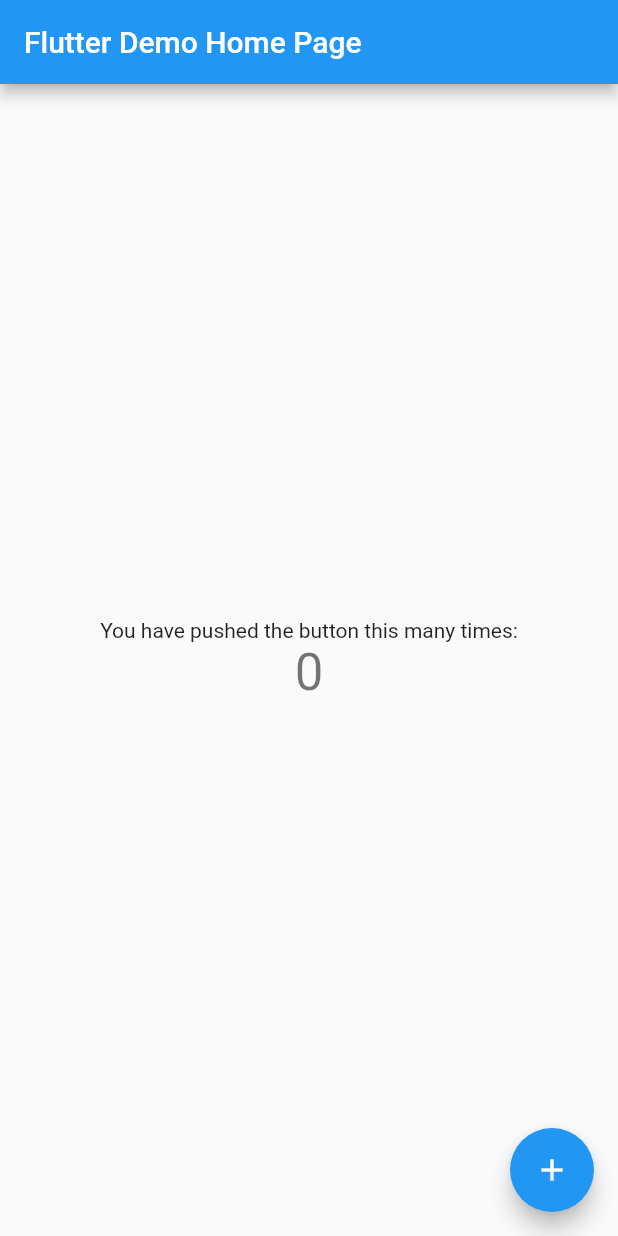
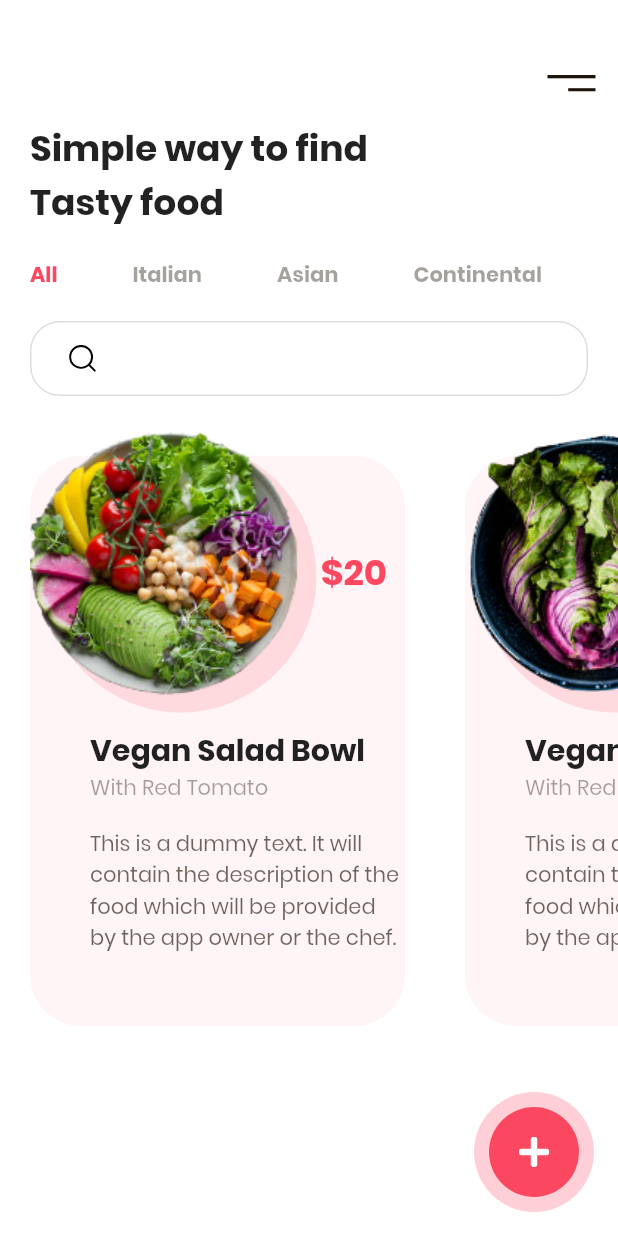
Before and after one commit to chitranshjain/food_delivery_app, a Flutter app: the screen it shows after launch, on a phone screen of 412 x 824 dp. Run offline on Flutter 3.47's test engine with Material 2 defaults, Android fonts, the phone set to English and light mode, and no system bars; our stand-ins replace flutter_svg.

Commit message:
home screen done

```diff
--- /dev/null
+++ b/lib/HomeScreen.dart
@@ -0,0 +1,223 @@
+import 'package:flutter/cupertino.dart';
+import 'package:flutter/material.dart';
+import 'package:flutter/rendering.dart';
+import 'package:flutter_svg/flutter_svg.dart';
+import 'package:fooddeliveryapp/contants.dart';
+
+import 'Widgets/category_title.dart';
+import 'Widgets/food_card.dart';
+
+class HomeScreen extends StatefulWidget {
+  @override
+  _HomeScreenState createState() => _HomeScreenState();
+}
+
+class _HomeScreenState extends State<HomeScreen> {
+  bool itactive = false;
+  bool assactive = false;
+  bool contactive = false;
+  bool indactive = false;
+  bool chiactive = false;
+  bool allactive = true;
+
+  @override
+  Widget build(BuildContext context) {
+    return Scaffold(
+      floatingActionButton: Container(
+        padding: EdgeInsets.all(10),
+        height: 80,
+        width: 80,
+        decoration: BoxDecoration(
+          shape: BoxShape.circle,
+          color: kPrimaryColor.withOpacity(0.26),
+        ),
+        child: Container(
+          padding: EdgeInsets.all(20),
+          decoration:
+              BoxDecoration(shape: BoxShape.circle, color: kPrimaryColor),
+          child: SvgPicture.asset(
+            'assets/icons/plus.svg',
+          ),
+        ),
+      ),
+      body: Column(
+        crossAxisAlignment: CrossAxisAlignment.start,
+        children: <Widget>[
+          Padding(
+            padding: const EdgeInsets.only(left: 350, top: 50),
+            child: Align(
+              child: SvgPicture.asset(
+                "assets/icons/menu.svg",
+                height: 11,
+              ),
+            ),
+          ),
+          Padding(
+            padding: const EdgeInsets.all(20.0),
+            child: Text(
+              'Simple way to find \nTasty food',
+              // ignore: deprecated_member_use
+              style: Theme.of(context).textTheme.headline,
+            ),
+          ),
+          SingleChildScrollView(
+            scrollDirection: Axis.horizontal,
+            child: Row(
+              children: <Widget>[
+                InkWell(
+                  onTap: () {
+                    setState(() {
+                      allactive = true;
+                      itactive = false;
+                      assactive = false;
+                      contactive = false;
+                      indactive = false;
+                      chiactive = false;
+                    });
+                  },
+                  child: CategoryTitle(
+                    title: 'All',
+                    active: allactive,
+                  ),
+                ),
+                InkWell(
+                  onTap: () {
+                    setState(() {
+                      allactive = false;
+                      itactive = true;
+                      assactive = false;
+                      contactive = false;
+                      indactive = false;
+                      chiactive = false;
+                    });
+                  },
+                  child: CategoryTitle(
+                    title: 'Italian',
+                    active: itactive,
+                  ),
+                ),
+                InkWell(
+                  onTap: () {
+                    setState(() {
+                      allactive = false;
+                      itactive = false;
+                      assactive = true;
+                      contactive = false;
+                      indactive = false;
+                      chiactive = false;
+                    });
+                  },
+                  child: CategoryTitle(
+                    title: 'Asian',
+                    active: assactive,
+                  ),
+                ),
+                InkWell(
+                  onTap: () {
+                    setState(() {
+                      allactive = false;
+                      itactive = false;
+                      assactive = false;
+                      contactive = true;
+                      indactive = false;
+                      chiactive = false;
+                    });
+                  },
+                  child: CategoryTitle(
+                    title: 'Continental',
+                    active: contactive,
+                  ),
+                ),
+                InkWell(
+                  onTap: () {
+                    setState(() {
+                      allactive = false;
+                      itactive = false;
+                      assactive = false;
+                      contactive = false;
+                      indactive = true;
+                      chiactive = false;
+                    });
+                  },
+                  child: CategoryTitle(
+                    title: 'Indian',
+                    active: indactive,
+                  ),
+                ),
+                InkWell(
+                  onTap: () {
+                    setState(() {
+                      allactive = false;
+                      itactive = false;
+                      assactive = false;
+                      contactive = false;
+                      indactive = false;
+                      chiactive = true;
+                    });
+                  },
+                  child: CategoryTitle(
+                    title: 'Chinese',
+                    active: chiactive,
+                  ),
+                ),
+              ],
+            ),
+          ),
+          Container(
+            alignment: Alignment.centerLeft,
+            margin: EdgeInsets.symmetric(horizontal: 20, vertical: 20),
+            padding: EdgeInsets.symmetric(horizontal: 20, vertical: 15),
+            width: double.infinity,
+            height: 50,
+            decoration: BoxDecoration(
+              borderRadius: BorderRadius.circular(20),
+              border: Border.all(color: kBorderColor),
+            ),
+            child: SvgPicture.asset(
+              'assets/icons/search.svg',
+            ),
+          ),
+          SingleChildScrollView(
+            scrollDirection: Axis.horizontal,
+            child: Row(
+              children: <Widget>[
+                FoodCard(
+                  title: 'Vegan Salad Bowl',
+                  ingredient: 'Red Tomato',
+                  price: 20,
+                  desc:
+                      'This is a dummy text. It will contain the description of the food which will be provided by the app owner or the chef.',
+                  image: 'assets/images/image_1.png',
+                ),
+                FoodCard(
+                  title: 'Vegan Salad Bowl',
+                  ingredient: 'Red Tomato',
+                  price: 20,
+                  desc:
+                      'This is a dummy text. It will contain the description of the food which will be provided by the app owner or the chef.',
+                  image: 'assets/images/image_2.png',
+                ),
+                FoodCard(
+                  title: 'Vegan Salad Bowl',
+                  ingredient: 'Red Tomato',
+                  price: 20,
+                  desc:
+                      'This is a dummy text. It will contain the description of the food which will be provided by the app owner or the chef.',
+                  image: 'assets/images/image_1.png',
+                ),
+                FoodCard(
+                  title: 'Vegan Salad Bowl',
+                  ingredient: 'Red Tomato',
+                  price: 20,
+                  desc:
+                      'This is a dummy text. It will contain the description of the food which will be provided by the app owner or the chef.',
+                  image: 'assets/images/image_2.png',
+                ),
+              ],
+            ),
+          ),
+        ],
+      ),
+    );
+  }
+}
--- /dev/null
+++ b/lib/Widgets/category_title.dart
@@ -0,0 +1,30 @@
+import 'package:flutter/material.dart';
+
+import '../contants.dart';
+
+class CategoryTitle extends StatefulWidget {
+  final String title;
+  final bool active;
+
+  const CategoryTitle({Key key, this.title, this.active = false})
+      : super(key: key);
+
+  @override
+  _CategoryTitleState createState() => _CategoryTitleState();
+}
+
+class _CategoryTitleState extends State<CategoryTitle> {
+  @override
+  Widget build(BuildContext context) {
+    return Padding(
+      padding: const EdgeInsets.only(left: 20, right: 30),
+      child: Text(
+        widget.title,
+        style: Theme.of(context).textTheme.button.copyWith(
+              color:
+                  widget.active ? kPrimaryColor : kTextColor.withOpacity(0.4),
+            ),
+      ),
+    );
+  }
+}
--- /dev/null
+++ b/lib/Widgets/food_card.dart
@@ -0,0 +1,112 @@
+import 'package:flutter/material.dart';
+
+import '../contants.dart';
+
+class FoodCard extends StatelessWidget {
+  final String title;
+  final String image;
+  final String ingredient;
+  final int price;
+  final String desc;
+  const FoodCard({
+    Key key,
+    this.title,
+    this.image,
+    this.ingredient,
+    this.price,
+    this.desc,
+  }) : super(key: key);
+
+  @override
+  Widget build(BuildContext context) {
+    return Container(
+      margin: EdgeInsets.only(left: 20),
+      height: 400,
+      width: 270,
+      child: Stack(
+        children: <Widget>[
+          //Big light background
+          Positioned(
+            left: 0,
+            bottom: 0,
+            child: Container(
+              height: 380,
+              width: 250,
+              decoration: BoxDecoration(
+                borderRadius: BorderRadius.circular(34),
+                color: kPrimaryColor.withOpacity(0.06),
+              ),
+            ),
+          ),
+          Positioned(
+            left: 10,
+            top: 10,
+            child: Container(
+              height: 181,
+              width: 181,
+              decoration: BoxDecoration(
+                  shape: BoxShape.circle,
+                  color: kPrimaryColor.withOpacity(0.15)),
+            ),
+          ),
+          Positioned(
+            left: -50,
+            top: 0,
+            child: Container(
+              height: 184,
+              width: 276,
+              decoration: BoxDecoration(
+                image: DecorationImage(
+                  image: AssetImage(image),
+                ),
+              ),
+            ),
+          ),
+          Positioned(
+            right: 32,
+            top: 80,
+            child: Text(
+              '\$$price',
+              // ignore: deprecated_member_use
+              style: Theme.of(context)
+                  .textTheme
+                  .headline
+                  .copyWith(color: kPrimaryColor),
+            ),
+          ),
+          Positioned(
+            top: 201,
+            left: 40,
+            child: Container(
+              width: 210,
+              child: Column(
+                crossAxisAlignment: CrossAxisAlignment.start,
+                children: <Widget>[
+                  // ignore: deprecated_member_use
+                  Text(
+                    title,
+                    style: Theme.of(context).textTheme.title,
+                  ),
+                  Text(
+                    'With $ingredient',
+                    style: TextStyle(color: kTextColor.withOpacity(0.4)),
+                  ),
+                  SizedBox(
+                    height: 16,
+                  ),
+                  Text(
+                    desc,
+                    maxLines: 4,
+                    style: TextStyle(
+                      color: kTextColor.withOpacity(0.65),
+                    ),
+                  )
+                ],
+              ),
+            ),
+          )
+        ],
+      ),
+    );
+  }
+}
--- /dev/null
+++ b/lib/contants.dart
@@ -0,0 +1,8 @@
+import 'package:flutter/material.dart';
+
+const kWhiteColor = Color(0xFFFFFFFF);
+const kBlackColor = Color(0xFF000000);
+const kTextColor = Color(0xFF1D150B);
+const kPrimaryColor = Color(0xFFFB475F);
+const kSecondaryColor = Color(0xFFF5e1CB);
+const kBorderColor = Color(0xFFDDDDDD);
--- a/lib/main.dart
+++ b/lib/main.dart
@@ -1,4 +1,8 @@
+import 'package:flutter/cupertino.dart';
 import 'package:flutter/material.dart';
+import 'package:fooddeliveryapp/contants.dart';
+
+import 'HomeScreen.dart';
 
 void main() {
   runApp(MyApp());
@@ -9,109 +13,20 @@ class MyApp extends StatelessWidget {
   @override
   Widget build(BuildContext context) {
     return MaterialApp(
-      title: 'Flutter Demo',
+      debugShowCheckedModeBanner: false,
+      title: 'Food Delivery App',
       theme: ThemeData(
-        // This is the theme of your application.
-        //
-        // Try running your application with "flutter run". You'll see the
-        // application has a blue toolbar. Then, without quitting the app, try
-        // changing the primarySwatch below to Colors.green and then invoke
-        // "hot reload" (press "r" in the console where you ran "flutter run",
-        // or simply save your changes to "hot reload" in a Flutter IDE).
-        // Notice that the counter didn't reset back to zero; the application
-        // is not restarted.
-        primarySwatch: Colors.blue,
-        // This makes the visual density adapt to the platform that you run
-        // the app on. For desktop platforms, the controls will be smaller and
-        // closer together (more dense) than on mobile platforms.
-        visualDensity: VisualDensity.adaptivePlatformDensity,
+        fontFamily: 'Poppins',
+        scaffoldBackgroundColor: kWhiteColor,
+        primaryColor: kPrimaryColor,
+        // ignore: deprecated_member_use
+        textTheme: TextTheme(
+          headline: TextStyle(fontWeight: FontWeight.bold),
+          button: TextStyle(fontWeight: FontWeight.bold),
+          title: TextStyle(fontWeight: FontWeight.bold),
+        ),
       ),
-      home: MyHomePage(title: 'Flutter Demo Home Page'),
+      home: HomeScreen(),
     );
   }
 }
-
-class MyHomePage extends StatefulWidget {
-  MyHomePage({Key key, this.title}) : super(key: key);
-
-  // This widget is the home page of your application. It is stateful, meaning
-  // that it has a State object (defined below) that contains fields that affect
-  // how it looks.
-
-  // This class is the configuration for the state. It holds the values (in this
-  // case the title) provided by the parent (in this case the App widget) and
-  // used by the build method of the State. Fields in a Widget subclass are
-  // always marked "final".
-
-  final String title;
-
-  @override
-  _MyHomePageState createState() => _MyHomePageState();
-}
-
-class _MyHomePageState extends State<MyHomePage> {
-  int _counter = 0;
-
-  void _incrementCounter() {
-    setState(() {
-      // This call to setState tells the Flutter framework that something has
-      // changed in this State, which causes it to rerun the build method below
-      // so that the display can reflect the updated values. If we changed
-      // _counter without calling setState(), then the build method would not be
-      // called again, and so nothing would appear to happen.
-      _counter++;
-    });
-  }
-
-  @override
-  Widget build(BuildContext context) {
-    // This method is rerun every time setState is called, for instance as done
-    // by the _incrementCounter method above.
-    //
-    // The Flutter framework has been optimized to make rerunning build methods
-    // fast, so that you can just rebuild anything that needs updating rather
-    // than having to individually change instances of widgets.
-    return Scaffold(
-      appBar: AppBar(
-        // Here we take the value from the MyHomePage object that was created by
-        // the App.build method, and use it to set our appbar title.
-        title: Text(widget.title),
-      ),
-      body: Center(
-        // Center is a layout widget. It takes a single child and positions it
-        // in the middle of the parent.
-        child: Column(
-          // Column is also a layout widget. It takes a list of children and
-          // arranges them vertically. By default, it sizes itself to fit its
-          // children horizontally, and tries to be as tall as its parent.
-          //
-          // Invoke "debug painting" (press "p" in the console, choose the
-          // "Toggle Debug Paint" action from the Flutter Inspector in Android
-          // Studio, or the "Toggle Debug Paint" command in Visual Studio Code)
-          // to see the wireframe for each widget.
-          //
-          // Column has various properties to control how it sizes itself and
-          // how it positions its children. Here we use mainAxisAlignment to
-          // center the children vertically; the main axis here is the vertical
-          // axis because Columns are vertical (the cross axis would be
-          // horizontal).
-          mainAxisAlignment: MainAxisAlignment.center,
-          children: <Widget>[
-            Text(
-              'You have pushed the button this many times:',
-            ),
-            Text(
-              '$_counter',
-              style: Theme.of(context).textTheme.headline4,
-            ),
-          ],
-        ),
-      ),
-      floatingActionButton: FloatingActionButton(
-        onPressed: _incrementCounter,
-        tooltip: 'Increment',
-        child: Icon(Icons.add),
-      ), // This trailing comma makes auto-formatting nicer for build methods.
-    );
-  }
-}
```
Also changed, not shown: pubspec.yaml (+11 -7 lines), assets/fonts/Poppins/Poppins-Bold.ttf (added), assets/fonts/Poppins/Poppins-Medium.ttf (added), assets/fonts/Poppins/Poppins-Regular.ttf (added), assets/icons/backward.svg (added), assets/icons/bag.svg (added), assets/icons/forward.svg (added), assets/icons/menu.svg (added), assets/icons/plus.svg (added), assets/icons/search.svg (added), assets/images/image_1.png (added), assets/images/image_1_big.png (added), assets/images/image_2.png (added), pubspec.lock.
